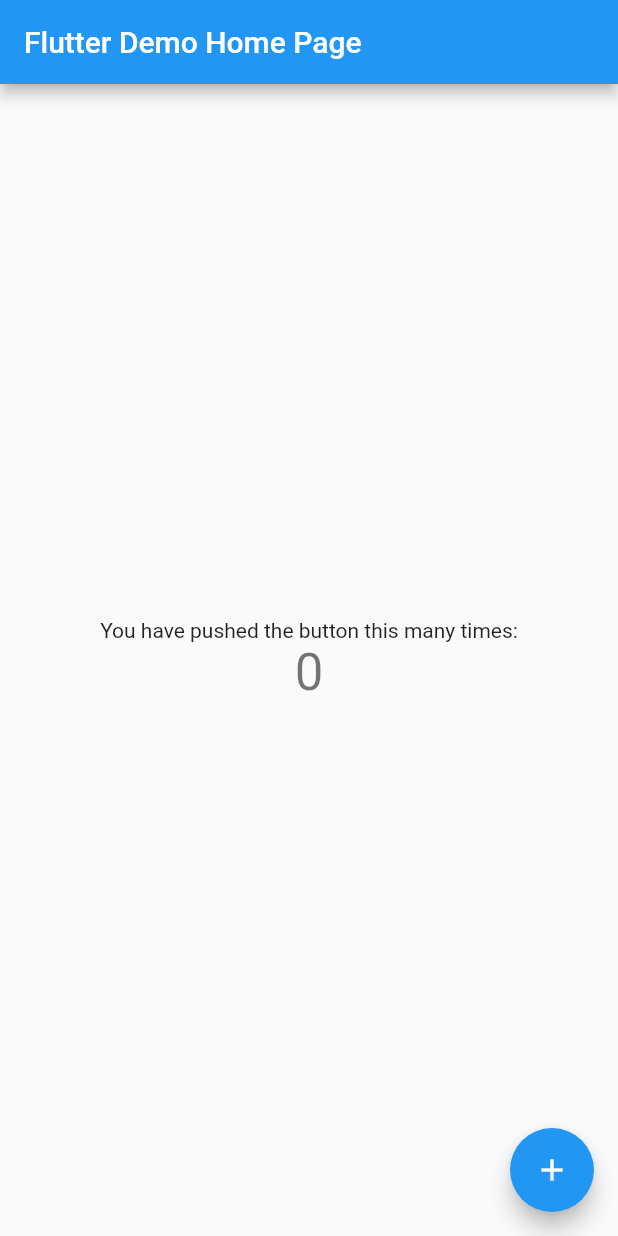
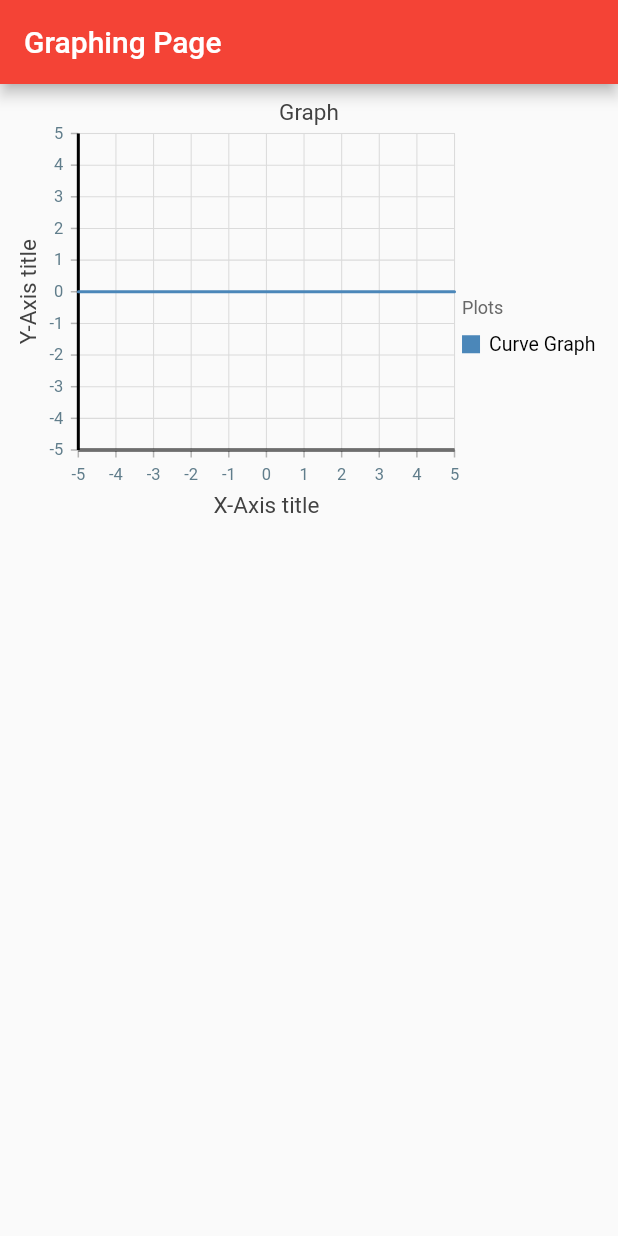
Before and after one commit to cpp-baja-sae/Post-Data-Aq, a Flutter app: the screen it shows after launch, on a phone screen of 412 x 824 dp. Run offline on Flutter 3.47's test engine with Material 2 defaults, Android fonts, the phone set to English and light mode, and no system bars; our stand-ins replace syncfusion_flutter_charts.

Commit message:
Added chart

```diff
--- a/gui/lib/main.dart
+++ b/gui/lib/main.dart
@@ -1,115 +1,145 @@
 import 'package:flutter/material.dart';
+import 'package:syncfusion_flutter_charts/charts.dart';
+import 'dart:math';
 
 void main() {
-  runApp(const MyApp());
+  runApp(_ChartApp());
 }
 
-class MyApp extends StatelessWidget {
-  const MyApp({Key? key}) : super(key: key);
-
-  // This widget is the root of your application.
+class _ChartApp extends StatelessWidget {
   @override
   Widget build(BuildContext context) {
     return MaterialApp(
-      title: 'Flutter Demo',
-      theme: ThemeData(
-        // This is the theme of your application.
-        //
-        // Try running your application with "flutter run". You'll see the
-        // application has a blue toolbar. Then, without quitting the app, try
-        // changing the primarySwatch below to Colors.green and then invoke
-        // "hot reload" (press "r" in the console where you ran "flutter run",
-        // or simply save your changes to "hot reload" in a Flutter IDE).
-        // Notice that the counter didn't reset back to zero; the application
-        // is not restarted.
-        primarySwatch: Colors.blue,
-      ),
-      home: const MyHomePage(title: 'Flutter Demo Home Page'),
+        theme: ThemeData(primarySwatch: Colors.red), home: _MyHomePage());
+  }
+}
+
+class _MyHomePage extends StatefulWidget {
+  @override
+  _MyHomePageState createState() => _MyHomePageState();
+}
+
+class _MyHomePageState extends State<_MyHomePage> {
+  double a = 0;
+  double xMin = -5;
+  double xMax = 5;
+
+  double numpts = 100;
+
+  @override
+  Widget build(BuildContext context) {
+    return Scaffold(
+      appBar: AppBar(title: const Text('Graphing Page')),
+      body: SingleChildScrollView(
+          child: Column(children: [
+        SfCartesianChart(
+          // zoomPanBehavior: ZoomPanBehavior(
+          //     enablePinching: true,
+          //     enablePanning: true,
+          //     enableMouseWheelZooming: true),
+          trackballBehavior: TrackballBehavior(
+            enable: true,
+            activationMode: ActivationMode.singleTap,
+            hideDelay: 2000,
+            lineWidth: 3,
+            lineType: TrackballLineType.vertical,
+            markerSettings: const TrackballMarkerSettings(
+                shape: DataMarkerType.circle,
+                markerVisibility: TrackballVisibilityMode.visible),
+            tooltipAlignment: ChartAlignment.near,
+            tooltipSettings: const InteractiveTooltip(
+              format: '(point.x , point.y)',
+            ),
+          ),
+          primaryXAxis: NumericAxis(
+            axisLine: const AxisLine(color: Colors.black, width: 2),
+            title: AxisTitle(text: 'X-Axis title'),
+            labelStyle: const TextStyle(color: Colors.blueGrey, fontSize: 11),
+            minimum: xMin,
+            maximum: xMax,
+            interval: 1,
+          ),
+          primaryYAxis: NumericAxis(
+            axisLine: const AxisLine(color: Colors.black, width: 2),
+            title: AxisTitle(text: 'Y-Axis title'),
+            labelStyle: const TextStyle(color: Colors.blueGrey, fontSize: 11),
+            minimum: -5,
+            maximum: 5,
+            interval: 1,
+          ),
+          title: ChartTitle(text: 'Graph'),
+          legend: Legend(isVisible: true, title: LegendTitle(text: 'Plots')),
+          series: <ChartSeries>[
+            LineSeries<_Graph, double>(
+              name: 'Curve Graph',
+              dataSource: List.generate(
+                      101,
+                      (i) => ((i / numpts) * (xMax - xMin) +
+                          xMin)) //L_Xmin = 50, L_Xmax = 10
+                  .map((x) => _Graph(x, cos(x) * a))
+                  .toList(),
+              xValueMapper: (_Graph point, _) => point.xval,
+              yValueMapper: (_Graph point, _) => point.yval,
+            ),
+          ],
+        ),
+        GestureDetector(
+            behavior: HitTestBehavior.opaque,
+            child: const SizedBox(width: 1000, height: 1000, child: null),
+            onHorizontalDragUpdate: (DragUpdateDetails details) {
+              if (details.delta.dx < 0) {
+                setState(() {
+                  xMin++;
+                  xMax++;
+                });
+              } else {
+                setState(() {
+                  xMin--;
+                  xMax--;
+                });
+              }
+            },
+            onVerticalDragUpdate: (DragUpdateDetails details) {
+              if (details.delta.dy > 0) {
+                setState(() {
+                  xMin++;
+                  xMax--;
+                });
+              } else if (details.delta.dy < 0) {
+                setState(() {
+                  xMin--;
+                  xMax++;
+                });
+              }
+            }),
+        TextField(
+            onChanged: (text) {
+              setState(() {
+                a = double.parse(text);
+              });
+            },
+            //Text
+            // controller: _valueController,
+            decoration: InputDecoration(
+                labelText: 'Type Here',
+                labelStyle: const TextStyle(
+                  color: Colors.black,
+                  fontSize: 20,
+                ),
+                hintText: 'Input Value',
+                hintStyle: const TextStyle(fontSize: 20, color: Colors.red),
+                prefixIcon: const Icon(Icons.add, color: Colors.black),
+                fillColor: Colors.black12,
+                filled: true,
+                border: OutlineInputBorder(
+                    borderRadius: BorderRadius.circular(20)))),
+      ])),
     );
   }
 }
 
-class MyHomePage extends StatefulWidget {
-  const MyHomePage({Key? key, required this.title}) : super(key: key);
-
-  // This widget is the home page of your application. It is stateful, meaning
-  // that it has a State object (defined below) that contains fields that affect
-  // how it looks.
-
-  // This class is the configuration for the state. It holds the values (in this
-  // case the title) provided by the parent (in this case the App widget) and
-  // used by the build method of the State. Fields in a Widget subclass are
-  // always marked "final".
-
-  final String title;
-
-  @override
-  State<MyHomePage> createState() => _MyHomePageState();
+class _Graph {
+  _Graph(this.xval, this.yval);
+  final double xval;
+  final double yval;
 }
-
-class _MyHomePageState extends State<MyHomePage> {
-  int _counter = 0;
-
-  void _incrementCounter() {
-    setState(() {
-      // This call to setState tells the Flutter framework that something has
-      // changed in this State, which causes it to rerun the build method below
-      // so that the display can reflect the updated values. If we changed
-      // _counter without calling setState(), then the build method would not be
-      // called again, and so nothing would appear to happen.
-      _counter++;
-    });
-  }
-
-  @override
-  Widget build(BuildContext context) {
-    // This method is rerun every time setState is called, for instance as done
-    // by the _incrementCounter method above.
-    //
-    // The Flutter framework has been optimized to make rerunning build methods
-    // fast, so that you can just rebuild anything that needs updating rather
-    // than having to individually change instances of widgets.
-    return Scaffold(
-      appBar: AppBar(
-        // Here we take the value from the MyHomePage object that was created by
-        // the App.build method, and use it to set our appbar title.
-        title: Text(widget.title),
-      ),
-      body: Center(
-        // Center is a layout widget. It takes a single child and positions it
-        // in the middle of the parent.
-        child: Column(
-          // Column is also a layout widget. It takes a list of children and
-          // arranges them vertically. By default, it sizes itself to fit its
-          // children horizontally, and tries to be as tall as its parent.
-          //
-          // Invoke "debug painting" (press "p" in the console, choose the
-          // "Toggle Debug Paint" action from the Flutter Inspector in Android
-          // Studio, or the "Toggle Debug Paint" command in Visual Studio Code)
-          // to see the wireframe for each widget.
-          //
-          // Column has various properties to control how it sizes itself and
-          // how it positions its children. Here we use mainAxisAlignment to
-          // center the children vertically; the main axis here is the vertical
-          // axis because Columns are vertical (the cross axis would be
-          // horizontal).
-          mainAxisAlignment: MainAxisAlignment.center,
-          children: <Widget>[
-            const Text(
-              'You have pushed the button this many times:',
-            ),
-            Text(
-              '$_counter',
-              style: Theme.of(context).textTheme.headline4,
-            ),
-          ],
-        ),
-      ),
-      floatingActionButton: FloatingActionButton(
-        onPressed: _incrementCounter,
-        tooltip: 'Increment',
-        child: const Icon(Icons.add),
-      ), // This trailing comma makes auto-formatting nicer for build methods.
-    );
-  }
-}
--- a/gui/pubspec.yaml
+++ b/gui/pubspec.yaml
@@ -27,6 +27,7 @@
 # the latest version available on pub.dev. To see which dependencies have newer
 # versions available, run `flutter pub outdated`.
 dependencies:
+  syncfusion_flutter_charts: ^20.1.52
   flutter:
     sdk: flutter
 
```
Also changed, not shown: gui/pubspec.lock.
